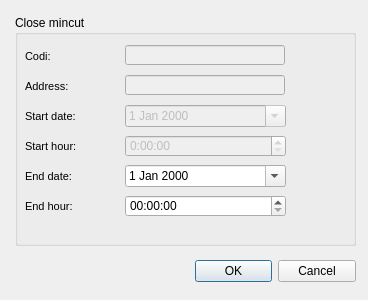
First picture: the form in ui/mincut_fin.ui, repository Giswater/giswater_qgis_plugin, before the edit.
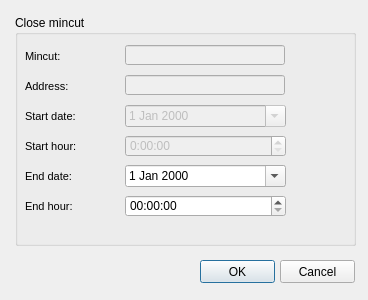
Second picture: the form after the edit.

Commit message: functionalty of form mincut

Patch:
```diff
--- a/ui/mincut_fin.ui
+++ b/ui/mincut_fin.ui
@@ -13,22 +13,6 @@
   <property name="windowTitle">
    <string>Dialog</string>
   </property>
-  <widget class="QDialogButtonBox" name="buttonBox">
-   <property name="geometry">
-    <rect>
-     <x>195</x>
-     <y>255</y>
-     <width>161</width>
-     <height>32</height>
-    </rect>
-   </property>
-   <property name="orientation">
-    <enum>Qt::Horizontal</enum>
-   </property>
-   <property name="standardButtons">
-    <set>QDialogButtonBox::Cancel|QDialogButtonBox::Ok</set>
-   </property>
-  </widget>
   <widget class="QGroupBox" name="groupBox">
    <property name="geometry">
     <rect>
@@ -89,7 +73,7 @@
      <enum>QFrame::Plain</enum>
     </property>
     <property name="text">
-     <string>Codi:</string>
+     <string>Mincut:</string>
     </property>
     <property name="textFormat">
      <enum>Qt::AutoText</enum>
@@ -395,6 +379,32 @@
     </property>
    </widget>
   </widget>
+  <widget class="QPushButton" name="btn_accept">
+   <property name="geometry">
+    <rect>
+     <x>200</x>
+     <y>260</y>
+     <width>75</width>
+     <height>23</height>
+    </rect>
+   </property>
+   <property name="text">
+    <string>OK</string>
+   </property>
+  </widget>
+  <widget class="QPushButton" name="btn_cancel">
+   <property name="geometry">
+    <rect>
+     <x>280</x>
+     <y>260</y>
+     <width>75</width>
+     <height>23</height>
+    </rect>
+   </property>
+   <property name="text">
+    <string>Cancel</string>
+   </property>
+  </widget>
  </widget>
  <resources/>
  <connections>
```
Left out of the diff: 39 changed lines with no effect on the pictures. The commit also changes 3 other files.
